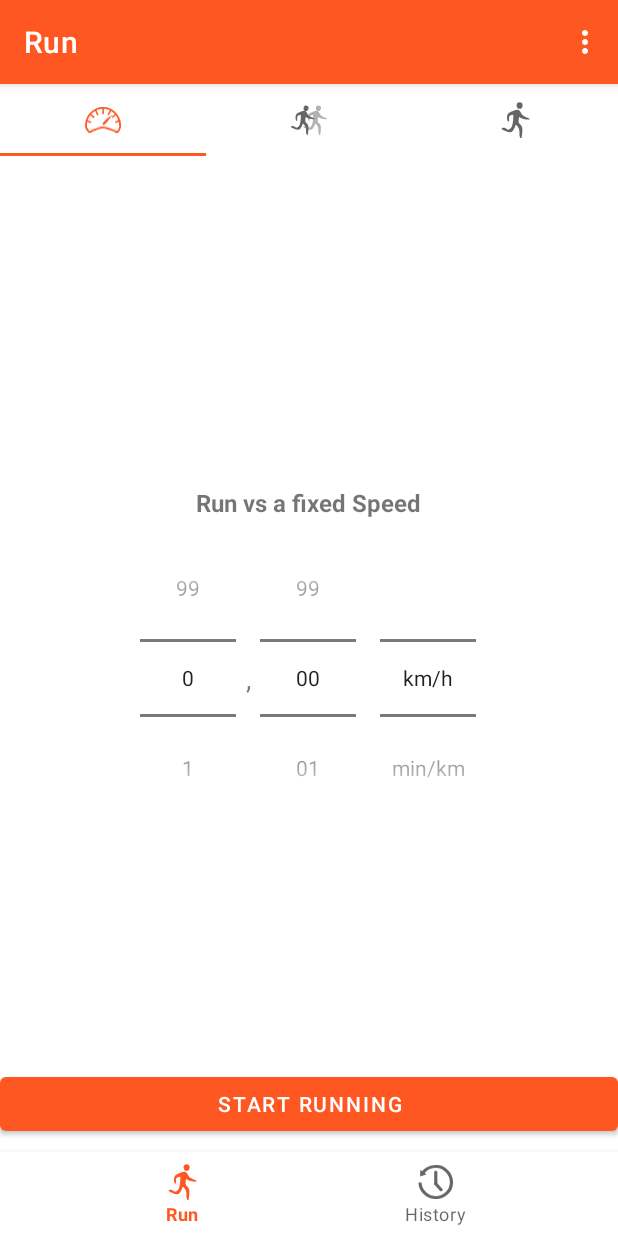
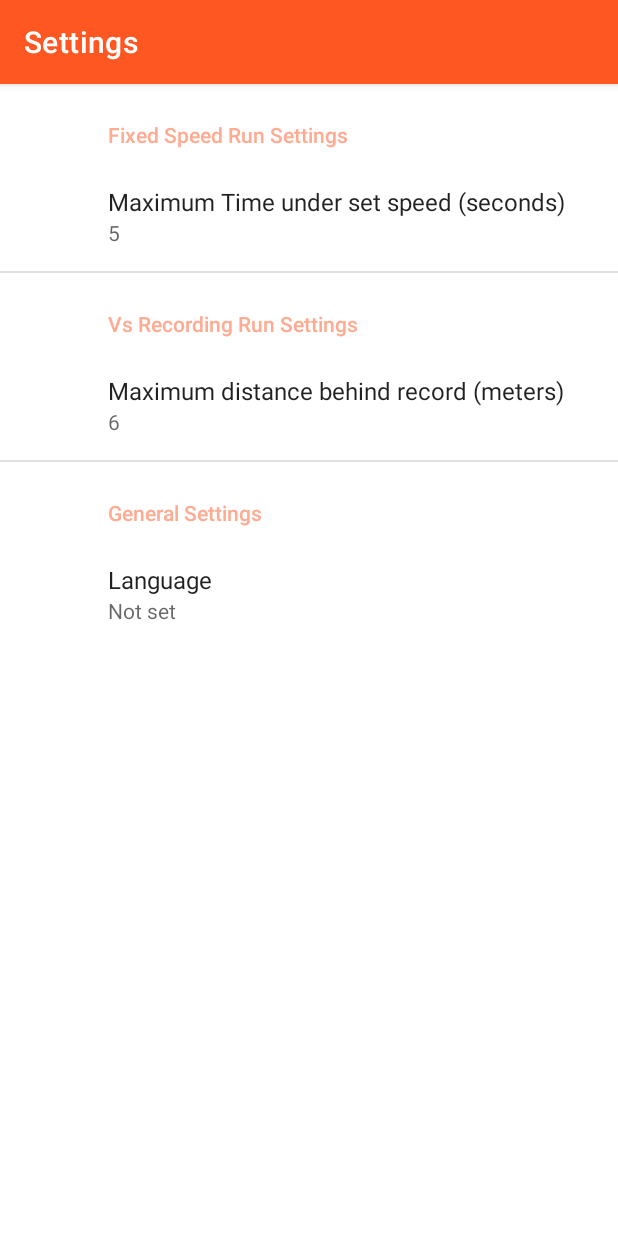
Before and after one commit to Krostiffer/KrosTrack, an Android app: the screen it shows after launch (MainActivity before the commit, SettingsActivity after it), in the options menu, after a tap on "Settings", on a phone screen of 412 x 824 dp. Run offline under Robolectric (Android 15) with nearby library versions, the phone set to English and light mode, and no system bars; our stand-ins replace Room's generated code, androidx.preference, navigation-ui; 4 statements that could not run were skipped.

Commit message:
Einstellungen können gemacht werden

```diff
--- a/app/build.gradle
+++ b/app/build.gradle
@@ -47,6 +47,7 @@ dependencies {
     implementation 'com.google.android.gms:play-services-location:18.0.0'
     implementation "androidx.room:room-ktx:$rootProject.roomVersion"
     implementation 'androidx.preference:preference-ktx:1.1.1'
+    implementation 'androidx.preference:preference:1.1.1'
     kapt "androidx.room:room-compiler:$rootProject.roomVersion"
     androidTestImplementation "androidx.room:room-testing:$rootProject.roomVersion"
 
--- a/app/src/main/AndroidManifest.xml
+++ b/app/src/main/AndroidManifest.xml
@@ -1,7 +1,6 @@
 <?xml version="1.0" encoding="utf-8"?>
 <manifest xmlns:android="http://schemas.android.com/apk/res/android"
     package="com.krostiffer.krostrack">
-
     <!--
          The ACCESS_COARSE/FINE_LOCATION permissions are not required to use
          Google Maps Android API v2, but you must specify either coarse or fine
@@ -21,7 +20,9 @@
         android:screenOrientation="portrait"
         android:supportsRtl="true"
         android:theme="@style/Theme.KrosTrack">
-
+        <activity
+            android:name=".ui.SettingsActivity"
+            android:label="@string/title_activity_settings"></activity>
         <!--
              The API key for Google Maps-based APIs is defined as a string resource.
              (See the file "res/values/google_maps_api.xml").
@@ -44,7 +45,6 @@
             android:exported="false"
             android:permission="TODO" />
 
-
         <activity
             android:name=".MainActivity"
             android:label="@string/app_name"
--- a/app/src/main/java/com/krostiffer/krostrack/MainActivity.kt
+++ b/app/src/main/java/com/krostiffer/krostrack/MainActivity.kt
@@ -1,21 +1,36 @@
 package com.krostiffer.krostrack
 
+import android.content.Context
+import android.content.ContextWrapper
 import android.content.Intent
 import android.content.SharedPreferences
+import android.content.res.Configuration
 import android.os.Bundle
+import android.os.LocaleList
+import android.util.Log
+import android.view.LayoutInflater
 import android.view.Menu
 import android.view.MenuItem
 import android.widget.Toast
 import androidx.appcompat.app.AppCompatActivity
+import androidx.appcompat.view.ContextThemeWrapper
 import androidx.fragment.app.Fragment
+import androidx.fragment.app.FragmentManager
+import androidx.fragment.app.FragmentTransaction
 import androidx.navigation.findNavController
 import androidx.navigation.ui.AppBarConfiguration
 import androidx.navigation.ui.setupActionBarWithNavController
 import androidx.navigation.ui.setupWithNavController
+import androidx.preference.ListPreference
+import androidx.preference.PreferenceManager
 import androidx.room.Room
 import com.google.android.material.bottomnavigation.BottomNavigationView
+import com.google.android.material.internal.ContextUtils
 import com.krostiffer.krostrack.Service.RunNotificationService
 import com.krostiffer.krostrack.database.LocationDatabase
+import com.krostiffer.krostrack.databinding.ActivityMainBinding.inflate
+import com.krostiffer.krostrack.ui.SettingsActivity
+import java.util.*
 
 
 class MainActivity : AppCompatActivity() {
@@ -28,8 +43,6 @@ class MainActivity : AppCompatActivity() {
     val MODE_STORE = "run_mode"
     val BUTTON_UID_STORE = "button_uid_store"
     val SELECTED_UID_FROM_DATABASE = "database_uid"
-    val METERS_BEHIND = "distance_behind"
-    val SECONDS_BEHIND = "time_behind"
 
     lateinit var locationDatabase: LocationDatabase
 
@@ -38,8 +51,24 @@ class MainActivity : AppCompatActivity() {
         locationDatabase = Room.databaseBuilder(this.applicationContext, LocationDatabase::class.java, "routeDatabase").allowMainThreadQueries().build()
         super.onCreate(savedInstanceState)
         prefs = getSharedPreferences(PREFS_FILENAME, 0)
+        var locale: Locale = Locale.getDefault()
+        try {
+            if(prefs!!.getString("language", "phone").toString() != "phone"){
+                locale = Locale(prefs!!.getString("language", "en").toString())
+            }
+        } catch (e: Exception){
+            locale = Locale.getDefault()
+        }
+
+        val res = resources
+        val dm = res.displayMetrics
+        val conf = res.configuration
+        conf.setLocales(LocaleList(locale))
+
+        res.updateConfiguration(conf, dm)
+
         setContentView(R.layout.activity_main)
-
+        //updateConfig(this as ContextThemeWrapper, Locale("de"))
         val navView: BottomNavigationView = findViewById(R.id.nav_view)
         val navController = findNavController(R.id.nav_host_fragment)
         val appBarConfiguration = AppBarConfiguration(
@@ -62,16 +91,38 @@ class MainActivity : AppCompatActivity() {
         return when (item.itemId) {
             R.id.menuhelp -> {
                 Toast.makeText(applicationContext, "click on help", Toast.LENGTH_LONG).show()
+
                 true
             }
             R.id.menusettings ->{
                 Toast.makeText(applicationContext, "click on settings", Toast.LENGTH_LONG).show()
+                startSettings()
                 true
             }
             else -> super.onOptionsItemSelected(item)
         }
     }
 
+    fun startSettings() {
+        val intent = Intent(this, SettingsActivity::class.java)
+
+        startActivity(intent)
+
+    }
+
+
+    fun updateConfig(wrapper: ContextThemeWrapper, dLocale: Locale) {
+
+        if(dLocale== Locale("") ) // Do nothing if dLocale is null
+            return
+
+        Locale.setDefault(dLocale)
+        val configuration = Configuration()
+        configuration.setLocale(dLocale)
+        wrapper.applyOverrideConfiguration(configuration)
+
+    }
+
 
 
 
--- /dev/null
+++ b/app/src/main/java/com/krostiffer/krostrack/ui/SettingsActivity.kt
@@ -0,0 +1,113 @@
+package com.krostiffer.krostrack.ui
+
+import android.content.Intent
+import android.content.SharedPreferences
+import android.os.Bundle
+import android.os.LocaleList
+import android.widget.Toast
+import androidx.appcompat.app.AppCompatActivity
+import androidx.preference.*
+import com.krostiffer.krostrack.MainActivity
+import com.krostiffer.krostrack.R
+import java.util.*
+
+class SettingsActivity : AppCompatActivity() {
+
+
+    override fun onCreate(savedInstanceState: Bundle?) {
+        super.onCreate(savedInstanceState)
+
+        setContentView(R.layout.settings_activity)
+        if (savedInstanceState == null) {
+            supportFragmentManager
+                .beginTransaction()
+                .replace(R.id.settings, SettingsFragment())
+                .commit()
+        }
+    }
+
+
+
+    class SettingsFragment : PreferenceFragmentCompat() {
+
+        private val PREFS_FILENAME = "com.krostiffer.krostrack.prefs"
+        var mSharedPreference: SharedPreferences? = null
+        //Einstellungsänderungen werden in die sharedPreferences übernommen
+        override fun onCreatePreferences(savedInstanceState: Bundle?, rootKey: String?) {
+            mSharedPreference = activity?.getSharedPreferences(PREFS_FILENAME, 0)
+            setPreferencesFromResource(R.xml.root_preferences, rootKey)
+            val timeBehind: EditTextPreference? = findPreference("TimeBehind")
+            timeBehind!!.onPreferenceChangeListener =
+                Preference.OnPreferenceChangeListener { preference, newValue ->
+                    changePreference(preference, newValue)
+                    true
+                }
+            val distBehind: EditTextPreference? = findPreference("DistBehind")
+            distBehind!!.onPreferenceChangeListener =
+                Preference.OnPreferenceChangeListener { preference, newValue ->
+                    changePreference(preference, newValue)
+                    true
+                }
+            val language: ListPreference? = findPreference("language")
+            language!!.onPreferenceChangeListener =
+                Preference.OnPreferenceChangeListener { preference, newValue ->
+                    changePref(preference.key, newValue.toString())
+                    ChangeCurrentLanguage(newValue.toString())
+                    true
+                }
+        }
+
+        //Ändert die Sprache, die verwendet wird
+        private fun ChangeCurrentLanguage(lang: String) {
+            var locale: Locale = Locale.getDefault()
+            if (lang != "phone") {
+                locale = Locale(lang)
+            }
+
+            val res = resources
+            val conf = res.configuration
+            conf.setLocales(LocaleList(locale))
+            res.updateConfiguration(conf, resources.displayMetrics)
+            val refresh = Intent(
+                this.context,
+                MainActivity::class.java
+            )
+            startActivity(refresh)
+        }
+
+        //Ändert die sharedPreferences der Float Werte, gibt eine Nachricht aus, wenn ein Falscher Wert eingegeben wurde
+        private fun changePreference(
+            preference: Preference,
+            newValue: Any,
+        ) {
+            try {
+                changePref(preference.key, newValue.toString().replace(",", ".").toFloat())
+            } catch (e: Exception) {
+                Toast.makeText(this.context,
+                    getString(R.string.choose_valid_number),
+                    Toast.LENGTH_LONG).show()
+            }
+        }
+
+        //Ändert die sharedPreference side auf den Float Wert value. Wird nur mit vorigem Check verwendet, dass value ein valider float ist
+        fun changePref(side:String, value: Float) {
+            val editor = mSharedPreference?.edit()
+            if (editor != null) {
+                editor.putFloat(side, value)
+                editor.apply()
+            }
+
+        }
+
+        //Ändert die sharedPreference side auf den String Wert value.
+        fun changePref(side:String, value: String) {
+            val editor = mSharedPreference?.edit()
+            if (editor != null) {
+                editor.putString(side, value)
+                editor.apply()
+            }
+
+        }
+
+    }
+}
--- a/app/src/main/java/com/krostiffer/krostrack/ui/run/RunFragment.kt
+++ b/app/src/main/java/com/krostiffer/krostrack/ui/run/RunFragment.kt
@@ -35,6 +35,7 @@ import com.krostiffer.krostrack.database.LocationExt
 import com.krostiffer.krostrack.ui.run.modes.JustRunFragment
 import com.krostiffer.krostrack.ui.run.modes.SpeedSetting
 import com.krostiffer.krostrack.ui.run.modes.VsYourselfFragment
+import java.nio.channels.FileLock
 import java.text.DateFormat.getDateTimeInstance
 import java.text.DateFormat.getTimeInstance
 
@@ -128,7 +129,11 @@ class RunFragment : Fragment() {
             }
         }
 
-
+        val testbutton: Button = root.findViewById(R.id.buttonTEST)
+        testbutton.setOnClickListener {
+            Log.println(Log.ASSERT, "TEST", mainAct.prefs!!.getInt("signature", -3).toString())
+            Log.println(Log.ASSERT, "TEST", mainAct.prefs!!.all.toString())
+        }
 
         val startButton: Button = root.findViewById(R.id.startbutton)
         val stopButton: Button = root.findViewById(R.id.stopbutton)
@@ -158,6 +163,7 @@ class RunFragment : Fragment() {
                         intent.putExtra("com.krostiffer.krostrack.left", mainAct.prefs!!.getInt(mainAct.LEFT_STORE, -1))
                         intent.putExtra("com.krostiffer.krostrack.middle", mainAct.prefs!!.getInt(mainAct.MIDDLE_STORE, -1))
                         intent.putExtra("com.krostiffer.krostrack.right", mainAct.prefs!!.getInt(mainAct.RIGHT_STORE, -1))
+                        intent.putExtra("com.krostiffer.krostrack.timebehind", mainAct.prefs!!.getFloat("TimeBehind", -1.0f))
                     }
                 }
                 1 -> { //Beim Modus 0 (gegen eine Aufzeichnung laufen) wird die angeklickte Aufzeichnung übergeben. die dbid wird in VsYourselfFragment gesetzt durch anklicken der Route
@@ -172,6 +178,7 @@ class RunFragment : Fragment() {
                                     intent.putExtra("com.krostiffer.krostrack.times", route.times)
                                     intent.putExtra("com.krostiffer.krostrack.latitudes", route.latitudes)
                                     intent.putExtra("com.krostiffer.krostrack.longitudes", route.longitudes)
+                                    intent.putExtra("com.krostiffer.krostrack.dist", mainAct.prefs!!.getFloat("DistBehind", -1.0f))
                                 }
                         }
                     }else { //Wenn keine Route angeklickt wird, wird das starten unterbunden und eine Nachricht angezeigt
@@ -289,6 +296,12 @@ class RunFragment : Fragment() {
         intVar = mainAct.prefs!!.getInt(mainAct.MODE_STORE, -2)
         if(intVar == -2)
             editor.putInt(mainAct.MODE_STORE, 0)
+        var floatVar: Float = mainAct.prefs!!.getFloat("TimeBehind", -2.0f)
+        if(floatVar == -2.0f)
+            editor.putFloat("TimeBehind", 5.0f)
+        floatVar = mainAct.prefs!!.getFloat("DistBehind", -2.0f)
+        if(floatVar == -2.0f)
+            editor.putFloat("DistBehind", 6.0f)
         editor.apply()
     }
 
--- a/app/src/main/res/drawable/ic_launcher_background.xml
+++ b/app/src/main/res/drawable/ic_launcher_background.xml
@@ -8,4 +8,5 @@
         android:fillColor="#FF5722"
         android:pathData="M0,0h108v108h-108z" />
 
+
 </vector>
--- a/app/src/main/res/layout/activity_main.xml
+++ b/app/src/main/res/layout/activity_main.xml
@@ -4,8 +4,6 @@
     android:id="@+id/container"
     android:layout_width="match_parent"
     android:layout_height="match_parent">
-
-
     <com.google.android.material.bottomnavigation.BottomNavigationView
         android:id="@+id/nav_view"
         android:layout_width="0dp"
@@ -27,6 +25,4 @@
         app:layout_constraintRight_toRightOf="parent"
         app:layout_constraintTop_toTopOf="parent"
         app:navGraph="@navigation/mobile_navigation" />
-
-
 </androidx.constraintlayout.widget.ConstraintLayout>
--- /dev/null
+++ b/app/src/main/res/layout/settings_activity.xml
@@ -0,0 +1,9 @@
+<LinearLayout xmlns:android="http://schemas.android.com/apk/res/android"
+    android:layout_width="match_parent"
+    android:layout_height="match_parent">
+
+    <FrameLayout
+        android:id="@+id/settings"
+        android:layout_width="match_parent"
+        android:layout_height="match_parent" />
+</LinearLayout>
--- a/app/src/main/res/values/arrays.xml
+++ b/app/src/main/res/values/arrays.xml
@@ -1,12 +1,14 @@
 <resources>
     <!-- Reply Preference -->
     <string-array name="reply_entries">
-        <item>Reply</item>
-        <item>Reply to all</item>
+        <item>@string/phone_language</item>
+        <item>English/Englisch</item>
+        <item>Deutsch/German</item>
     </string-array>
 
     <string-array name="reply_values">
-        <item>reply</item>
-        <item>reply_all</item>
+        <item>phone</item>
+        <item>en</item>
+        <item>de</item>
     </string-array>
 </resources>
--- a/app/src/main/res/values/strings.xml
+++ b/app/src/main/res/values/strings.xml
@@ -22,27 +22,27 @@
     <string name="just_run_nothing_else">Just run, no speed check, just tracking the route</string>
     <string name="track_too_short_warning">Too short to be tracked</string>
     <string name="select_something_warning">Select a recorded track to start</string>
-    <string name="something_went_wrong_warning">Somthing went wrong, too short/corrupt data could be the cause</string>
+    <string name="something_went_wrong_warning">Somthing went wrong</string>
     <string name="behind">behind</string>
     <string name="ahead">ahead</string>
     <string name="alreadyFinished">(record already finished)</string>
     <!-- Preference Titles -->
-    <string name="messages_header" translatable="false">Messages</string>
-    <string name="sync_header" translatable="false">Sync</string>
+    <string name="fixed_header">Fixed Speed Run Settings</string>
+    <string name="general_header">General Settings</string>
 
     <!-- Messages Preferences -->
-    <string name="signature_title" translatable="false">Your signature</string>
-    <string name="reply_title" translatable="false">Default reply action</string>
+    <string name="fixed_time">Maximum Time under set speed (seconds)</string>
+    <string name="language_title">Language</string>
 
     <!-- Sync Preferences -->
-    <string name="sync_title" translatable="false">Sync email periodically</string>
-    <string name="attachment_title" translatable="false">Download incoming attachments</string>
-    <string name="attachment_summary_on" translatable="false">Automatically download attachments for incoming emails
-    </string>
-    <string name="attachment_summary_off" translatable="false">Only download attachments when manually requested</string>
     <string name="help">Help</string>
     <string name="Settings">Settings</string>
     <string name="location_not_enabled">Location not enabled</string>
     <string name="turn_location_on">Turn on Location or GPS on your device. Without location access the app won\'t work.</string>
+    <string name="title_activity_settings">Settings</string>
+    <string name="vs_dist">Maximum distance behind record (meters)</string>
+    <string name="vs_header">Vs Recording Run Settings</string>
+    <string name="phone_language">Phone language</string>
+    <string name="choose_valid_number">Choose a valid number</string>
     <!-- TODO: Remove or change this placeholder text -->
 </resources>
--- a/app/src/main/res/xml/root_preferences.xml
+++ b/app/src/main/res/xml/root_preferences.xml
@@ -1,34 +1,38 @@
-<PreferenceScreen xmlns:app="http://schemas.android.com/apk/res-auto">
+<PreferenceScreen xmlns:app="http://schemas.android.com/apk/res-auto"
+    xmlns:android="http://schemas.android.com/apk/res/android">
 
-    <PreferenceCategory app:title="@string/messages_header">
+    <PreferenceCategory app:title="@string/fixed_header">
 
         <EditTextPreference
-            app:key="signature"
-            app:title="@string/signature_title"
-            app:useSimpleSummaryProvider="true" />
-
-        <ListPreference
-            app:defaultValue="reply"
-            app:entries="@array/reply_entries"
-            app:entryValues="@array/reply_values"
-            app:key="reply"
-            app:title="@string/reply_title"
+            app:key="TimeBehind"
+            android:inputType="numberDecimal"
+            android:digits="0123456789"
+            app:title="@string/fixed_time"
+            app:defaultValue="5"
             app:useSimpleSummaryProvider="true" />
 
     </PreferenceCategory>
 
-    <PreferenceCategory app:title="@string/sync_header">
+    <PreferenceCategory app:title="@string/vs_header">
 
-        <SwitchPreferenceCompat
-            app:key="sync"
-            app:title="@string/sync_title" />
+        <EditTextPreference
+            app:key="DistBehind"
+            android:inputType="numberDecimal"
+            android:digits="0123456789"
+            app:title="@string/vs_dist"
+            app:defaultValue="6"
+            app:useSimpleSummaryProvider="true" />
+    </PreferenceCategory>
 
-        <SwitchPreferenceCompat
-            app:dependency="sync"
-            app:key="attachment"
-            app:summaryOff="@string/attachment_summary_off"
-            app:summaryOn="@string/attachment_summary_on"
-            app:title="@string/attachment_title" />
+    <PreferenceCategory app:title="@string/general_header">
+
+        <ListPreference
+            app:defaultValue="@string/phone_language"
+            app:entries="@array/reply_entries"
+            app:entryValues="@array/reply_values"
+            app:key="language"
+            app:title="@string/language_title"
+            app:useSimpleSummaryProvider="true" />
 
     </PreferenceCategory>
 
```
Also changed, not shown: app/src/main/java/com/krostiffer/krostrack/Service/RunNotificationService.kt (+25 -8 lines), app/src/main/java/com/krostiffer/krostrack/SettingsFragment.kt (deleted, +0 -11 lines), app/src/main/res/drawable/ic_launcher_foreground.xml (+1 -0 lines), app/src/main/res/layout/fragment_run.xml (+11 -0 lines), 1 other file.
